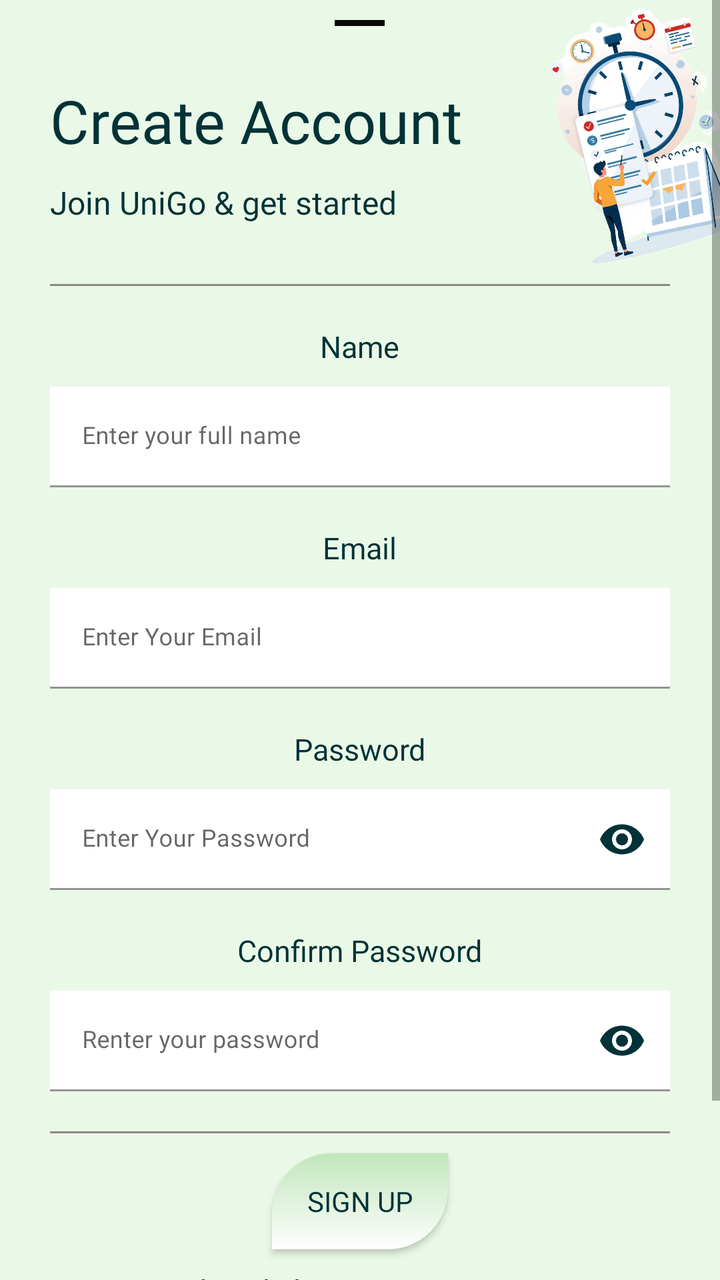
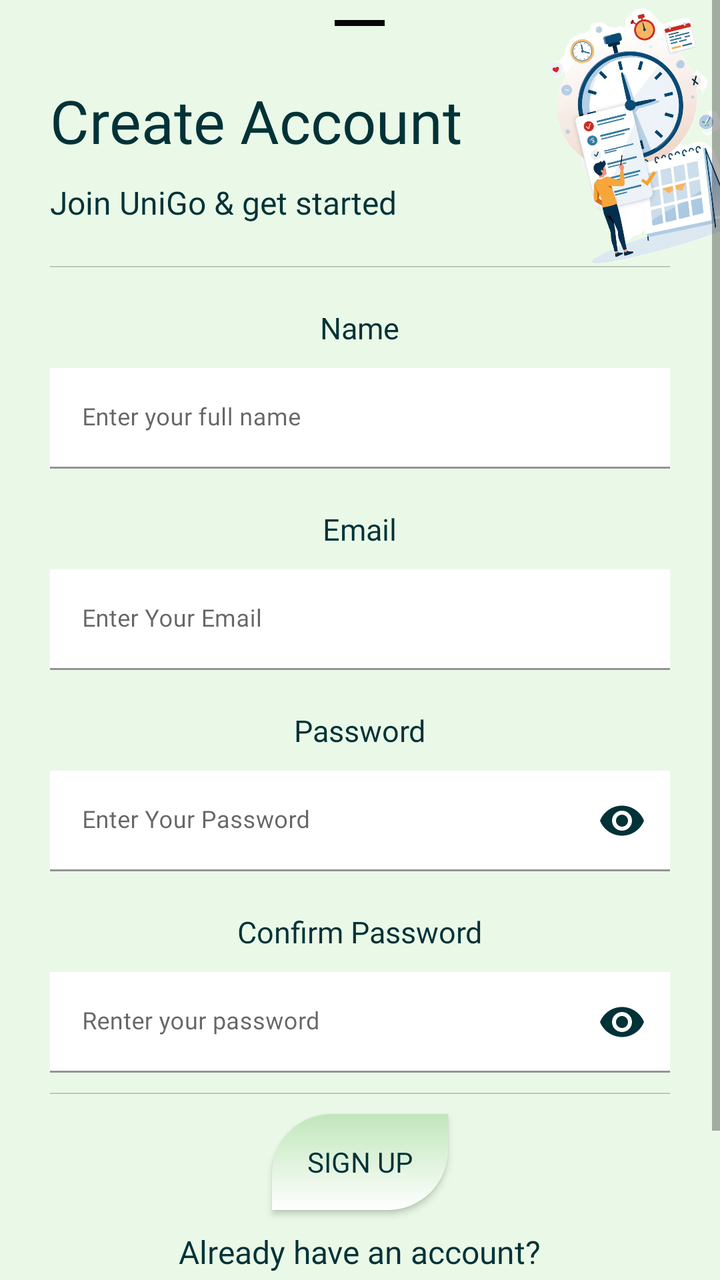

Screens rendered from an Android XML layout before and after an edit, with the pre-edit source and the edit as a unified diff.
<!-- AndroidManifest.xml: application theme Theme.UniGo -->
<!-- res/layout/signup_btm.xml -->
<?xml version="1.0" encoding="utf-8"?>
<ScrollView xmlns:android="http://schemas.android.com/apk/res/android"
    xmlns:app="http://schemas.android.com/apk/res-auto"
    android:layout_width="match_parent"
    android:layout_height="match_parent"
    android:fillViewport="true"
    android:overScrollMode="never">

    <RelativeLayout
        android:layout_width="match_parent"
        android:layout_height="wrap_content"
        android:paddingBottom="20dp">

        <com.google.android.material.bottomsheet.BottomSheetDragHandleView
            android:layout_width="25dp"
            android:layout_height="3dp"
            android:layout_centerHorizontal="true"
            android:layout_marginTop="10dp"
            android:background="@color/black"
            app:shapeAppearanceOverlay="@style/ShapeAppearance.Material3.SmallComponent" />

        <TextView
            android:id="@+id/signuptxt"
            android:layout_width="wrap_content"
            android:layout_height="wrap_content"
            android:layout_marginStart="25dp"
            android:layout_marginTop="40dp"
            android:fontFamily="@font/lexend"
            android:text="@string/signuptxt"
            android:textColor="@color/text_primary"
            android:textSize="30sp" />

        <ImageView
            android:id="@+id/studyIllustration"
            android:layout_width="170dp"
            android:layout_height="130dp"
            android:layout_alignParentEnd="true"
            android:layout_gravity="end"
            android:contentDescription="@string/Illustration"
            android:elevation="10dp"
            android:rotation="-14"
            android:src="@drawable/study"
            android:translationX="45dp"
            android:translationY="2dp" />

        <TextView
            android:id="@+id/welcomesubtxt"
            android:layout_width="wrap_content"
            android:layout_height="wrap_content"
            android:layout_below="@id/signuptxt"
            android:layout_marginVertical="10dp"
            android:layout_marginStart="25dp"
            android:fontFamily="@font/lexend"
            android:text="@string/signup_subtxt"
            android:textColor="@color/text_primary"
            android:textSize="16sp" />

        <View
            android:id="@+id/div1"
            android:layout_width="match_parent"
            android:layout_height="1dp"
            android:layout_below="@id/welcomesubtxt"
            android:layout_marginStart="25dp"
            android:layout_marginTop="20dp"
            android:layout_marginEnd="25dp"
            android:background="@color/gray" />

        <TextView
            android:id="@+id/EnterName"
            android:layout_width="wrap_content"
            android:layout_height="wrap_content"
            android:layout_below="@id/div1"
            android:layout_centerHorizontal="true"
            android:layout_marginTop="20dp"
            android:fontFamily="@font/lexend"
            android:text="@string/FormName"
            android:textColor="@color/text_primary"
            android:textSize="15sp" />

        <com.google.android.material.textfield.TextInputLayout
            android:id="@+id/nameLayout"
            android:layout_width="match_parent"
            android:layout_height="wrap_content"
            android:layout_below="@id/EnterName"
            android:layout_marginStart="25sp"
            android:layout_marginTop="10dp"
            android:layout_marginEnd="25sp"
            android:hint="@string/enter_your_full_name">

            <com.google.android.material.textfield.TextInputEditText
                android:id="@+id/nametxt"
                android:layout_width="match_parent"
                android:layout_height="wrap_content"
                android:background="@color/white"
                android:fontFamily="@font/lexend"
                android:inputType="textPersonName"
                android:textSize="12sp" />
        </com.google.android.material.textfield.TextInputLayout>

        <TextView
            android:id="@+id/EnterEmail"
            android:layout_width="wrap_content"
            android:layout_height="wrap_content"
            android:layout_below="@id/nameLayout"
            android:layout_centerHorizontal="true"
            android:layout_marginTop="20dp"
            android:fontFamily="@font/lexend"
            android:text="@string/FormEmail"
            android:textColor="@color/text_primary"
            android:textSize="15sp" />

        <com.google.android.material.textfield.TextInputLayout
            android:id="@+id/emailLayout"
            android:layout_width="match_parent"
            android:layout_height="wrap_content"
            android:layout_below="@id/EnterEmail"
            android:layout_marginStart="25sp"
            android:layout_marginTop="10dp"
            android:layout_marginEnd="25sp"
            android:hint="@string/enter_your_email">

            <com.google.android.material.textfield.TextInputEditText
                android:id="@+id/emailtxt"
                android:layout_width="match_parent"
                android:layout_height="wrap_content"
                android:background="@color/white"
                android:fontFamily="@font/lexend"
                android:inputType="textEmailAddress"
                android:textSize="12sp" />
        </com.google.android.material.textfield.TextInputLayout>

        <TextView
            android:id="@+id/EnterPass"
            android:layout_width="wrap_content"
            android:layout_height="wrap_content"
            android:layout_below="@id/emailLayout"
            android:layout_centerHorizontal="true"
            android:layout_marginTop="20dp"
            android:fontFamily="@font/lexend"
            android:text="@string/FormPass"
            android:textColor="@color/text_primary"
            android:textSize="15sp" />

        <com.google.android.material.textfield.TextInputLayout
            android:id="@+id/passlayout"
            android:layout_width="match_parent"
            android:layout_height="wrap_content"
            android:layout_below="@id/EnterPass"
            android:layout_marginStart="25sp"
            android:layout_marginTop="10dp"
            android:layout_marginEnd="25sp"
            android:hint="@string/PasswordInput"
            app:endIconMode="password_toggle"
            app:endIconTint="@color/text_primary">

            <com.google.android.material.textfield.TextInputEditText
                android:id="@+id/passtxt"
                android:layout_width="match_parent"
                android:layout_height="wrap_content"
                android:background="@color/white"
                android:fontFamily="@font/lexend"
                android:inputType="textPassword"
                android:textSize="12sp" />
        </com.google.android.material.textfield.TextInputLayout>

        <TextView
            android:id="@+id/confirmPass"
            android:layout_width="wrap_content"
            android:layout_height="wrap_content"
            android:layout_below="@id/passlayout"
            android:layout_centerHorizontal="true"
            android:layout_marginTop="20dp"
            android:fontFamily="@font/lexend"
            android:text="Confirm Password"
            android:textColor="@color/text_primary"
            android:textSize="15sp" />

        <com.google.android.material.textfield.TextInputLayout
            android:id="@+id/confrimpasslayout"
            android:layout_width="match_parent"
            android:layout_height="wrap_content"
            android:layout_below="@id/confirmPass"
            android:layout_marginStart="25sp"
            android:layout_marginTop="10dp"
            android:layout_marginEnd="25sp"
            android:hint="Renter your password"
            app:endIconMode="password_toggle"
            app:endIconTint="@color/text_primary">

            <com.google.android.material.textfield.TextInputEditText
                android:id="@+id/confirmpasstxt"
                android:layout_width="match_parent"
                android:layout_height="wrap_content"
                android:background="@color/white"
                android:fontFamily="@font/lexend"
                android:inputType="textPassword"
                android:textSize="12sp" />
        </com.google.android.material.textfield.TextInputLayout>

        <View
            android:id="@+id/div2"
            android:layout_width="match_parent"
            android:layout_height="1dp"
            android:layout_below="@id/confrimpasslayout"
            android:layout_marginStart="25dp"
            android:layout_marginTop="20dp"
            android:layout_marginEnd="25dp"
            android:background="@color/gray" />

        <androidx.appcompat.widget.AppCompatButton
            android:id="@+id/signupbtn"
            android:layout_width="wrap_content"
            android:layout_height="wrap_content"
            android:layout_below="@id/div2"
            android:layout_centerHorizontal="true"
            android:layout_marginTop="10dp"
            android:background="@drawable/custom_btn"
            android:text="Sign Up"
            android:elevation="15dp" />

        <TextView
            android:id="@+id/alreadydone"
            android:layout_width="wrap_content"
            android:layout_height="wrap_content"
            android:layout_below="@id/signupbtn"
            android:layout_centerHorizontal="true"
            android:layout_marginTop="10dp"
            android:fontFamily="@font/lexend"
            android:text="Already have an account?"
            android:textColor="@color/text_primary"
            android:textSize="16sp" />

        <androidx.appcompat.widget.AppCompatButton
            android:id="@+id/Loginbtn"
            android:layout_width="wrap_content"
            android:layout_height="wrap_content"
            android:layout_below="@id/alreadydone"
            android:layout_centerHorizontal="true"
            android:layout_marginTop="10dp"
            android:layout_marginBottom="10dp"
            android:background="@drawable/custom_btn"
            android:text="Log In"
            android:elevation="15dp" />

        <ProgressBar
            android:id="@+id/Progress"
            android:layout_width="40dp"
            android:layout_height="40dp"
            android:layout_marginTop="16dp"
            android:visibility="gone"
            android:indeterminateDrawable="@drawable/progressbar"
            android:layout_centerInParent="true"
            />

    </RelativeLayout>

</ScrollView>
<!-- resources referenced by this layout -->
<resources>
  <color name="black">#070707</color>
  <color name="gray">#8E8989</color>
  <color name="text_primary">#013237</color>
  <color name="white">#ffffff</color>
  <!-- drawable custom_btn (drawable) -->
  <?xml version="1.0" encoding="utf-8"?>
  <selector xmlns:android="http://schemas.android.com/apk/res/android">
      <item>
          <shape android:shape="rectangle">
              <solid android:color="@color/mint_soft"/>
              <corners android:topLeftRadius="30dp"
                  android:bottomRightRadius="30dp"
                  />
              <gradient android:type="linear"
                  android:startColor="@color/white"
                  android:endColor="@color/mint_soft"
                  android:angle="90"
                  />
          </shape>
      </item>
  </selector>
  <!-- drawable progressbar (drawable) -->
  <?xml version="1.0" encoding="utf-8"?>
  <rotate xmlns:android="http://schemas.android.com/apk/res/android"
      android:fromDegrees="0"
      android:toDegrees="360"
      android:pivotX="50%"
      android:pivotY="50%">
  
      <shape
          android:shape="ring"
          android:useLevel="false"
          android:innerRadiusRatio="4"
          android:thickness="4dp">
  
          <gradient
              android:type="sweep"
              android:startColor="#EAF9E7"
              android:centerColor="#4CA771"
              android:endColor="#013237"
              android:useLevel="false"/>
  
      </shape>
  </rotate>
  <!-- drawable study: png bitmap (drawable, 590292 bytes) -->
  <string name="FormEmail">Email</string>
  <string name="FormName">Name</string>
  <string name="FormPass">Password</string>
  <string name="Illustration">RocketIllustraction</string>
  <string name="PasswordInput">Enter Your Password</string>
  <string name="enter_your_email">Enter Your Email</string>
  <string name="enter_your_full_name">Enter your full name</string>
  <string name="signup_subtxt">Join UniGo &amp; get started</string>
  <string name="signuptxt">Create Account</string>
  <style name="Theme.UniGo" parent="Theme.MaterialComponents.Light.NoActionBar">
  
          
          <item name="colorPrimary">@color/mint_primary</item>
          <item name="colorPrimaryVariant">@color/mint_dark</item>
          <item name="colorOnPrimary">@color/mint_light</item>
  
          
          <item name="android:windowBackground">@color/mint_light</item>
          <item name="colorSurface">@color/mint_soft</item>
  
          <item name="appBackground">@color/mint_light</item>
          <item name="appSurface">@color/mint_soft</item>
  
          
          <item name="android:textColorPrimary">@color/text_primary</item>
          <item name="fontFamily">@font/lexend</item>
  
          
          <item name="android:statusBarColor">@color/mint_dark</item>
          <item name="android:windowLightStatusBar">true</item>
  
      </style>
  <color name="mint_soft">#C0E6BA</color>
  <color name="mint_primary">#4CA771</color>
  <color name="mint_dark">#013237</color>
  <color name="mint_light">#EAF9E7</color>
</resources>

<!-- the commit's change to res/layout/signup_btm.xml (unified diff, before → after) -->
@@ -58,12 +58,12 @@
         <View
             android:id="@+id/div1"
             android:layout_width="match_parent"
-            android:layout_height="1dp"
+            android:layout_height="0.6dp"
             android:layout_below="@id/welcomesubtxt"
             android:layout_marginStart="25dp"
-            android:layout_marginTop="20dp"
+            android:layout_marginTop="11dp"
             android:layout_marginEnd="25dp"
-            android:background="@color/gray" />
+            android:background="@color/view" />
 
         <TextView
             android:id="@+id/EnterName"
@@ -200,12 +200,12 @@
         <View
             android:id="@+id/div2"
             android:layout_width="match_parent"
-            android:layout_height="1dp"
+            android:layout_height="0.6dp"
             android:layout_below="@id/confrimpasslayout"
             android:layout_marginStart="25dp"
-            android:layout_marginTop="20dp"
+            android:layout_marginTop="10dp"
             android:layout_marginEnd="25dp"
-            android:background="@color/gray" />
+            android:background="@color/view" />
 
         <androidx.appcompat.widget.AppCompatButton
             android:id="@+id/signupbtn"
<!-- resource entries referenced after the edit -->
@@ -1,8 +1,8 @@
 <!-- resources referenced by this layout -->
 <resources>
   <color name="black">#070707</color>
-  <color name="gray">#8E8989</color>
   <color name="text_primary">#013237</color>
+  <color name="view">#33000000</color>
   <color name="white">#ffffff</color>
   <!-- drawable custom_btn (drawable) -->
   <?xml version="1.0" encoding="utf-8"?>
